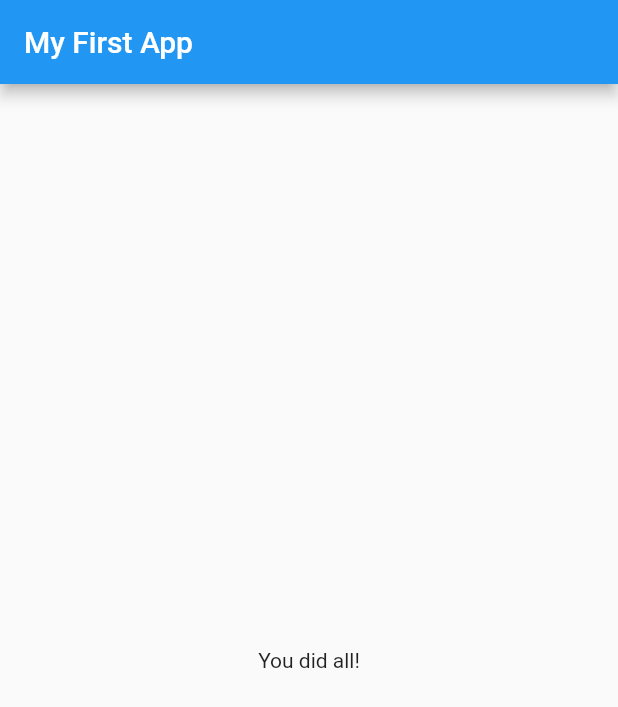
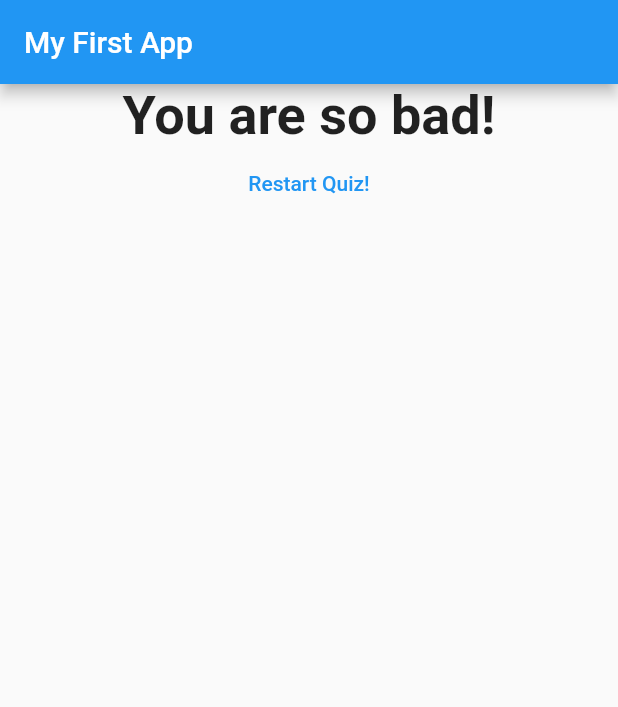
Before and after one commit to sumonwd/flutter-app, a Flutter app: the screen it shows after launch, after a tap on "Black", after a tap on "Snake", after a tap on "Max", on a phone screen of 412 x 824 dp. Shown: the top 707 px of the screen. Run offline on Flutter 3.47's test engine with Material 2 defaults, Android fonts, the phone set to English and light mode, and no system bars.

Commit message:
add more fun

```diff
--- a/lib/main.dart
+++ b/lib/main.dart
@@ -1,6 +1,6 @@
 import 'package:flutter/material.dart';
-import 'package:test/answer.dart';
-import 'package:test/question.dart';
+import 'package:test/quiz.dart';
+import 'package:test/result.dart';
 
 void main() {
   runApp(MyApp());
@@ -15,28 +15,52 @@ class MyApp extends StatefulWidget {
 }
 
 class _MyAppState extends State<MyApp> {
-  final questions = const [
+  final _questions = const [
     {
       'questionText': 'Whats your favorite color?',
-      'answers': ['Black', 'Red', 'Green', 'White'],
+      'answers': [
+        {'text': 'Black', 'score': 10},
+        {'text': 'Red', 'score': 5},
+        {'text': 'Green', 'score': 4},
+        {'text': 'White', 'score': 1}
+      ],
     },
     {
       'questionText': 'What\'s your favorite animal?',
-      'answers': ['Rabbit', 'Snake', 'Elephant', 'Lion'],
+      'answers': [
+        {'text': 'Rabbit', 'score': 3},
+        {'text': 'Snake', 'score': 11},
+        {'text': 'Elephant', 'score': 5},
+        {'text': 'Lion', 'score': 9}
+      ],
     },
     {
       'questionText': 'Who\'s your favorite instructor?',
-      'answers': ['Sumon', 'Khan', 'Max', 'Ton'],
+      'answers': [
+        {'text': 'Sumon', 'score': 1},
+        {'text': 'Khan', 'score': 1},
+        {'text': 'Max', 'score': 1},
+        {'text': 'Ton', 'score': 1}
+      ],
     },
   ];
   var _questionIndex = 0;
+  var _totalScore = 0;
 
-  void _answerQuestion() {
+  void _resetQuiz() {
+    setState(() {
+      _questionIndex = 0;
+      _totalScore = 0;
+    });
+  }
+
+  void _answerQuestion(int score) {
+    _totalScore = _totalScore + score;
     setState(() {
       _questionIndex = _questionIndex + 1;
     });
     print(_questionIndex);
-    if (_questionIndex < questions.length) {
+    if (_questionIndex < _questions.length) {
       print("we have more");
     }
   }
@@ -48,21 +72,13 @@ class _MyAppState extends State<MyApp> {
         appBar: AppBar(
           title: Text("My First App"),
         ),
-        body: _questionIndex < questions.length
-            ? Column(
-                children: [
-                  Question(
-                    (questions[_questionIndex]['questionText'] as String),
-                  ),
-                  ...(questions[_questionIndex]['answers'] as List<String>)
-                      .map((ans) {
-                    return Answer(_answerQuestion, ans);
-                  }).toList()
-                ],
+        body: _questionIndex < _questions.length
+            ? Quiz(
+                answerQuestion: _answerQuestion,
+                questionIndex: _questionIndex,
+                questions: _questions,
               )
-            : Center(
-                child: Text("You did all!"),
-              ),
+            : Result(_totalScore, _resetQuiz),
       ),
     );
   }
--- /dev/null
+++ b/lib/quiz.dart
@@ -0,0 +1,28 @@
+import 'package:flutter/material.dart';
+import 'package:test/answer.dart';
+import 'package:test/question.dart';
+
+class Quiz extends StatelessWidget {
+  final questions;
+  final questionIndex;
+  final answerQuestion;
+  Quiz(
+      {@required this.questions,
+      @required this.answerQuestion,
+      @required this.questionIndex});
+  @override
+  Widget build(BuildContext context) {
+    return Column(
+      children: [
+        Question(
+          (questions[questionIndex]['questionText'] as String),
+        ),
+        ...(questions[questionIndex]['answers'] as List<Map<String, Object>>)
+            .map((ans) {
+          return Answer(
+              () => answerQuestion(ans['score']), (ans['text'] as String));
+        }).toList()
+      ],
+    );
+  }
+}
--- /dev/null
+++ b/lib/result.dart
@@ -0,0 +1,39 @@
+import 'package:flutter/material.dart';
+
+class Result extends StatelessWidget {
+  final int resultScrore;
+  final resetHandler;
+  Result(this.resultScrore, this.resetHandler);
+
+  String get resultPhrase {
+    String resultText;
+    if (resultScrore <= 8) {
+      resultText = "You are awesome and innocent!";
+    } else if (resultScrore <= 12) {
+      resultText = "Pretty Likeable!";
+    } else if (resultScrore <= 16) {
+      resultText = "You are ... strange?!";
+    } else {
+      resultText = "You are so bad!";
+    }
+    return resultText;
+  }
+
+  @override
+  Widget build(BuildContext context) {
+    return Center(
+      child: Column(children: <Widget>[
+        Text(
+          resultPhrase,
+          style: TextStyle(fontSize: 36, fontWeight: FontWeight.bold),
+          textAlign: TextAlign.center,
+        ),
+        FlatButton(
+          child: Text('Restart Quiz!'),
+          onPressed: resetHandler,
+          textColor: Colors.blue,
+        )
+      ]),
+    );
+  }
+}
```
